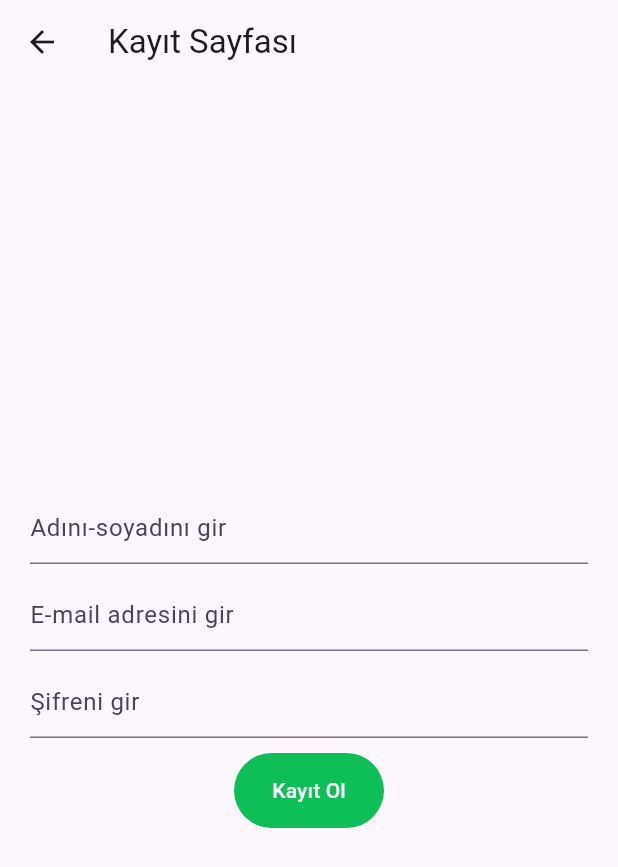
After one commit to mehmeteminnnn/Online-Satis, a Flutter app: the KayitSayfasi screen opened directly, after a tap on "Kayıt Ol", on a phone screen of 412 x 824 dp. The commit adds this screen. Shown: the top 867 px of the screen. Run offline on Flutter 3.47's test engine with Material 3 defaults, Android fonts, the phone set to English and light mode, and no system bars; our stand-ins replace cloud_firestore, firebase_auth, firebase_core, flutter_native_splash; accounts and stored records are empty; network calls fail.

Commit message:
kayit_sayfasi oluşturuldu

```diff
--- a/lib/pages/giris_sayfasi.dart
+++ b/lib/pages/giris_sayfasi.dart
@@ -1,6 +1,7 @@
 import 'package:firebase_auth/firebase_auth.dart';
 import 'package:firebase_core/firebase_core.dart';
 import 'package:flutter/material.dart';
+import 'package:online_satis/pages/kayit_sayfasi.dart';
 
 class GirisSayfasi extends StatefulWidget {
   const GirisSayfasi({super.key});
@@ -65,13 +66,20 @@ class _GirisSayfasiState extends State<GirisSayfasi> {
                 onPressed: () {
                   if (yukleniyor1 = true)
                     CircularProgressIndicator();
-                  else yukleniyor1 = true;
-                    setState(() {
-                      FirebaseAuth.instance.signInAnonymously();
-                    });
+                  else
+                    yukleniyor1 = true;
+                  setState(() {
+                    FirebaseAuth.instance.signInAnonymously();
+                  });
                 },
                 child: Text("Anonim Giriş Yap"),
               ),
+            ElevatedButton(
+                onPressed: () {
+                  Navigator.push(context,
+                      MaterialPageRoute(builder: (context) => KayitSayfasi()));
+                },
+                child: Text("Kayıt Ol")),
           ],
         ),
       ),
--- /dev/null
+++ b/lib/pages/kayit_sayfasi.dart
@@ -0,0 +1,102 @@
+import 'package:cloud_firestore/cloud_firestore.dart';
+import 'package:firebase_auth/firebase_auth.dart';
+import 'package:firebase_core/firebase_core.dart';
+import 'package:flutter/material.dart';
+import 'package:online_satis/pages/home_page.dart';
+
+class KayitSayfasi extends StatefulWidget {
+  const KayitSayfasi({super.key});
+
+  @override
+  State<KayitSayfasi> createState() => _KayitSayfasiState();
+}
+
+class _KayitSayfasiState extends State<KayitSayfasi> {
+  var yukleniyor = false;
+  var isimsoyisim = "";
+  var email = "";
+  var sifre = "";
+
+  @override
+  Widget build(BuildContext context) {
+    return Scaffold(
+      appBar: AppBar(title: Text("Kayıt Sayfası")),
+      body: Padding(
+        padding: const EdgeInsets.all(20.0),
+        child: Column(
+          mainAxisAlignment: MainAxisAlignment.center,
+          crossAxisAlignment: CrossAxisAlignment.center,
+          children: [
+            TextField(
+              decoration: const InputDecoration(hintText: "Adını-soyadını gir"),
+              keyboardType: TextInputType.name,
+              onChanged: (value) => isimsoyisim = value,
+            ),
+            SizedBox(height: 10),
+            TextField(
+              decoration:
+                  const InputDecoration(hintText: "E-mail adresini gir"),
+              keyboardType: TextInputType.emailAddress,
+              onChanged: (value) => email = value,
+            ),
+            SizedBox(height: 10),
+            TextField(
+              decoration: InputDecoration(hintText: "Şifreni gir"),
+              keyboardType: TextInputType.visiblePassword,
+              onChanged: (value) => sifre = value,
+              obscureText: true,
+            ),
+            SizedBox(height: 10),
+            if (yukleniyor)
+              CircularProgressIndicator()
+            else
+              TextButton(
+                style: TextButton.styleFrom(
+                  backgroundColor: Color.fromARGB(255, 14, 190, 87),
+                  minimumSize: Size(100, 50),
+                ),
+                onPressed: () async {
+                  if (email.isNotEmpty &&
+                      sifre.isNotEmpty &&
+                      isimsoyisim.isNotEmpty) {
+                    setState(() {
+                      yukleniyor = true;
+                    });
+
+                    try {
+                      UserCredential userCredential = await FirebaseAuth
+                          .instance
+                          .createUserWithEmailAndPassword(
+                              email: email, password: sifre);
+                      final kullanici = {'ad': isimsoyisim, 'email': email};
+                      await FirebaseFirestore.instance
+                          .collection('kullanicilar')
+                          .add(kullanici);
+
+                      setState(() {
+                        yukleniyor = false;
+                      });
+
+                      Navigator.pop(context);
+                    } on FirebaseAuthException catch (e) {
+                      setState(() {
+                        yukleniyor = false;
+                      });
+                      // Hata mesajı gösterebilirsiniz
+                      ScaffoldMessenger.of(context).showSnackBar(
+                        SnackBar(content: Text(e.message ?? "Hata oluştu")),
+                      );
+                    }
+                  }
+                },
+                child: Text(
+                  "Kayıt Ol",
+                  style: TextStyle(color: Colors.white),
+                ),
+              ),
+          ],
+        ),
+      ),
+    );
+  }
+}
```
